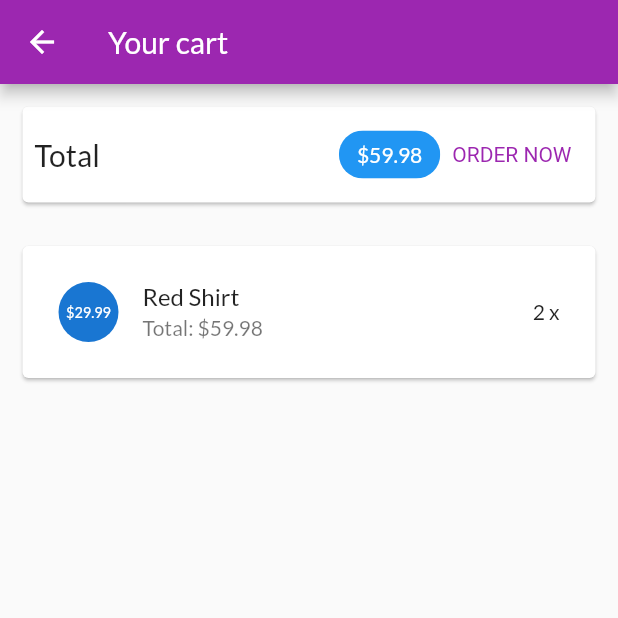
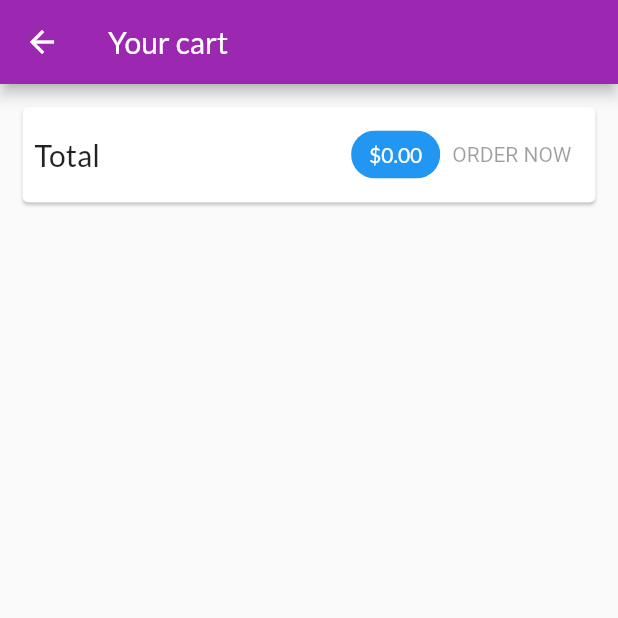
Before and after one commit to HMThien/myproject-ct484-HMThien, a Flutter app: the CartScreen screen opened by its route, after a tap on "ORDER NOW", on a phone screen of 412 x 824 dp, the top half of it. Run offline on Flutter 3.47's test engine with Material 2 defaults, Android fonts, the phone set to English and light mode, and no system bars; network calls fail.

Commit message:
Quan ly trang thai voi provider - OrdersManager

```diff
--- a/lib/main.dart
+++ b/lib/main.dart
@@ -30,6 +30,9 @@ class MyApp extends StatelessWidget {
         ),
         ChangeNotifierProvider(
           create: (ctx) => CartManager(),
+        ),
+        ChangeNotifierProvider(
+          create: (ctx) => OrdersManager(),
         ),
       ],
       child: MaterialApp(
--- a/lib/ui/cart/cart_screen.dart
+++ b/lib/ui/cart/cart_screen.dart
@@ -1,4 +1,5 @@
 import 'package:flutter/material.dart';
+import 'package:myshop/ui/screens.dart';
 import 'package:provider/provider.dart';
 
 import 'cart_item_card.dart';
@@ -66,14 +67,28 @@ class CartScreen extends StatelessWidget {
               backgroundColor: Theme.of(context).primaryColor,
             ),
             TextButton(
-              onPressed: () {
+              /*onPressed: () {
                 print('An order has been added');
               },
               style: TextButton.styleFrom(
                 textStyle: TextStyle(color: Theme.of(context).primaryColor),
               ),
               child: const Text('ORDER NOW'),
-            )
+            )*/ // Phan 3 buoc 4
+              onPressed: cart.totalAmount <= 0
+                  ? null
+                  : () {
+                      context.read<OrdersManager>().addOder(
+                            cart.product,
+                            cart.totalAmount,
+                          );
+                      cart.clear();
+                    },
+              style: TextButton.styleFrom(
+                textStyle: TextStyle(color: Theme.of(context).primaryColor),
+              ),
+              child: const Text('ORDER NOW'),
+            ),
           ],
         ),
       ),
--- a/lib/ui/orders/order_manager.dart
+++ b/lib/ui/orders/order_manager.dart
@@ -2,6 +2,8 @@ import 'package:flutter/material.dart';
 
 import '../../models/cart_item.dart';
 import '../../models/order_item.dart';
+
+import 'package:flutter/foundation.dart';
 
 class OrdersManager with ChangeNotifier {
   final List<OrderItem> _orders = [
@@ -27,4 +29,17 @@ class OrdersManager with ChangeNotifier {
   List<OrderItem> get orders {
     return [..._orders];
   }
+
+  void addOder(List<CartItem> cartProducts, double total) async {
+    _orders.insert(
+      0,
+      OrderItem(
+        id: 'o${DateTime.now().toIso8601String()}',
+        amount: total,
+        products: cartProducts,
+        dateTime: DateTime.now(),
+      ),
+    );
+    notifyListeners();
+  }
 }
```
Also changed, not shown: lib/ui/orders/orders_screen.dart (+21 -1 lines).
